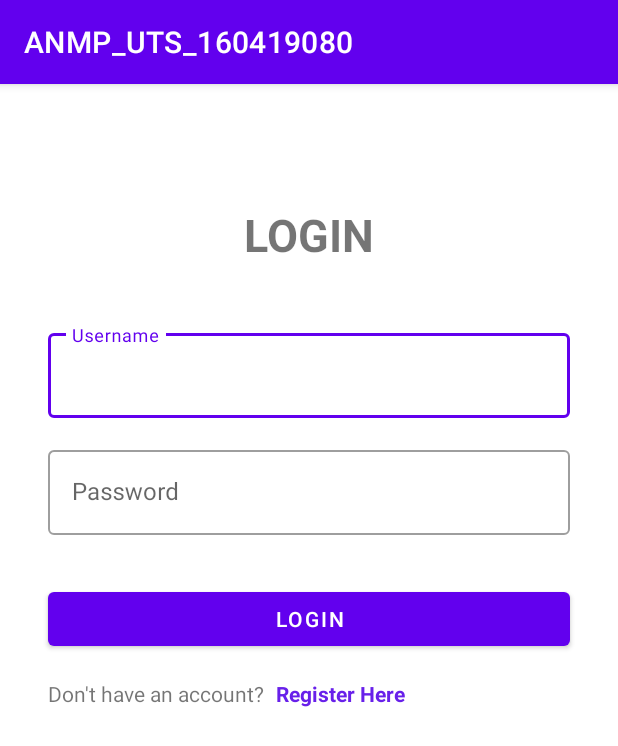
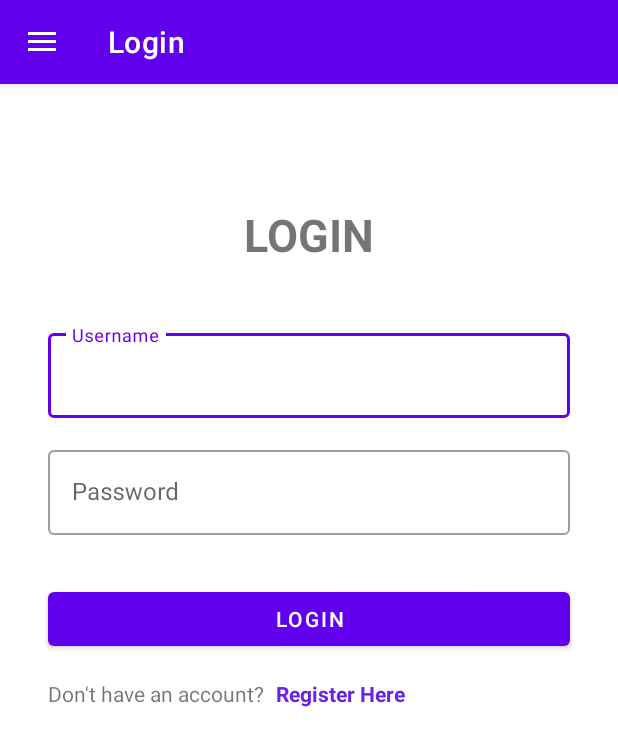
Before and after one commit to nattfeb/UTS_ANMP, an Android app: the screen it shows after launch (MainActivity), on a phone screen of 412 x 824 dp. Shown: the top 746 px of the screen. Run offline under Robolectric (Android 15) with nearby library versions, the phone set to English and light mode, and no system bars; our stand-ins replace navigation-ui.

Commit message:
Min. E-Journal

```diff
--- a/app/src/main/java/id/ac/ubaya/informatika/anmp_uts_160419080/view/MainActivity.kt
+++ b/app/src/main/java/id/ac/ubaya/informatika/anmp_uts_160419080/view/MainActivity.kt
@@ -7,6 +7,9 @@ import androidx.fragment.app.Fragment
 import androidx.navigation.NavController
 import androidx.navigation.findNavController
 import androidx.navigation.fragment.NavHostFragment
+import androidx.navigation.ui.AppBarConfiguration
+import androidx.navigation.ui.NavigationUI
+import androidx.navigation.ui.setupActionBarWithNavController
 import androidx.navigation.ui.setupWithNavController
 import com.google.android.material.bottomnavigation.BottomNavigationView
 import id.ac.ubaya.informatika.anmp_uts_160419080.R
@@ -17,10 +20,12 @@ class MainActivity : AppCompatActivity() {
 
     private fun showNavigation(){
         bottomNavigationView.visibility = View.VISIBLE
+        navView.visibility = View.VISIBLE
     }
 
     private fun hideNavigation(){
         bottomNavigationView.visibility = View.GONE
+//        navView.visibility = View.GONE
     }
 
     override fun onCreate(savedInstanceState: Bundle?) {
@@ -28,6 +33,18 @@ class MainActivity : AppCompatActivity() {
         setContentView(R.layout.activity_main)
 
         navController = (supportFragmentManager.findFragmentById(R.id.hostFragment) as NavHostFragment).navController
+
+//        val appBarConfiguration = AppBarConfiguration(
+//            setOf(
+//                R.id.loginFragment,
+//                R.id.registerFragment
+//            )
+//        )
+
+        NavigationUI.setupActionBarWithNavController(this,navController,drawerLayout)
+        NavigationUI.setupWithNavController(navView,navController)
+
+//        setupActionBarWithNavController(navController!!, appBarConfiguration!!)
 
         bottomNavigationView.setupWithNavController(navController)
 
@@ -40,6 +57,10 @@ class MainActivity : AppCompatActivity() {
         }
     }
 
+    override fun onSupportNavigateUp(): Boolean {
+        return NavigationUI.navigateUp(navController,drawerLayout) || super.onSupportNavigateUp()
+    }
+
 
 
 }
--- /dev/null
+++ b/app/src/main/res/drawable/ic_baseline_keyboard_arrow_left_24.xml
@@ -0,0 +1,10 @@
+<vector xmlns:android="http://schemas.android.com/apk/res/android"
+    android:width="24dp"
+    android:height="24dp"
+    android:viewportWidth="24"
+    android:viewportHeight="24"
+    android:tint="?attr/colorControlNormal">
+  <path
+      android:fillColor="@android:color/white"
+      android:pathData="M15.41,16.59L10.83,12l4.58,-4.59L14,6l-6,6 6,6 1.41,-1.41z"/>
+</vector>
--- a/app/src/main/res/layout/activity_main.xml
+++ b/app/src/main/res/layout/activity_main.xml
@@ -1,7 +1,15 @@
 <?xml version="1.0" encoding="utf-8"?>
-<androidx.constraintlayout.widget.ConstraintLayout xmlns:android="http://schemas.android.com/apk/res/android"
+
+<androidx.drawerlayout.widget.DrawerLayout
+    xmlns:android="http://schemas.android.com/apk/res/android"
     xmlns:app="http://schemas.android.com/apk/res-auto"
     xmlns:tools="http://schemas.android.com/tools"
+    android:layout_width="match_parent"
+    android:layout_height="match_parent"
+    android:fitsSystemWindows="true"
+    android:id="@+id/drawerLayout">
+
+    <androidx.constraintlayout.widget.ConstraintLayout
         android:id="@+id/cLayout"
         android:layout_width="match_parent"
         android:layout_height="match_parent"
@@ -30,3 +38,12 @@
             app:menu="@menu/bottom_menu" />
 
     </androidx.constraintlayout.widget.ConstraintLayout>
+
+    <com.google.android.material.navigation.NavigationView
+        android:id="@+id/navView"
+        android:layout_width="wrap_content"
+        android:layout_height="match_parent"
+        app:menu="@menu/side_menu"
+        android:layout_gravity="start"/>
+
+</androidx.drawerlayout.widget.DrawerLayout>
--- /dev/null
+++ b/app/src/main/res/menu/side_menu.xml
@@ -0,0 +1,9 @@
+<?xml version="1.0" encoding="utf-8"?>
+<menu xmlns:android="http://schemas.android.com/apk/res/android">
+
+    <item
+        android:id="@+id/loginFragment"
+        android:title="Logout"
+        android:icon="@drawable/ic_baseline_keyboard_arrow_left_24"
+        />
+</menu>
--- a/app/src/main/res/navigation/main_navigation.xml
+++ b/app/src/main/res/navigation/main_navigation.xml
@@ -8,7 +8,7 @@
     <fragment
         android:id="@+id/ebookListFragment"
         android:name="id.ac.ubaya.informatika.anmp_uts_160419080.view.EbookListFragment"
-        android:label="EbookListFragment" >
+        android:label="E-Book" >
         <action
             android:id="@+id/actionEbookDetail"
             app:destination="@id/ebookDetailFragment" />
@@ -19,7 +19,7 @@
     <fragment
         android:id="@+id/ebookReadFragment"
         android:name="id.ac.ubaya.informatika.anmp_uts_160419080.view.EbookReadFragment"
-        android:label="fragment_ebook_read"
+        android:label="E-Book"
         tools:layout="@layout/fragment_ebook_read" >
         <argument
             android:name="ebookID"
@@ -28,7 +28,7 @@
     <fragment
         android:id="@+id/ebookDetailFragment"
         android:name="id.ac.ubaya.informatika.anmp_uts_160419080.view.EbookDetailFragment"
-        android:label="fragment_ebook_detail"
+        android:label="E-Book"
         tools:layout="@layout/fragment_ebook_detail" >
         <action
             android:id="@+id/actionEbookRead"
@@ -40,7 +40,7 @@
     <fragment
         android:id="@+id/loginFragment"
         android:name="id.ac.ubaya.informatika.anmp_uts_160419080.view.LoginFragment"
-        android:label="fragment_login"
+        android:label="Login"
         tools:layout="@layout/fragment_login">
         <action
             android:id="@+id/actionRegister"
@@ -52,7 +52,7 @@
     <fragment
         android:id="@+id/registerFragment"
         android:name="id.ac.ubaya.informatika.anmp_uts_160419080.view.RegisterFragment"
-        android:label="fragment_register"
+        android:label="Register"
         tools:layout="@layout/fragment_register" >
         <action
             android:id="@+id/actionEbookList"
```
Lines whose indentation alone changed are shown as unchanged.
